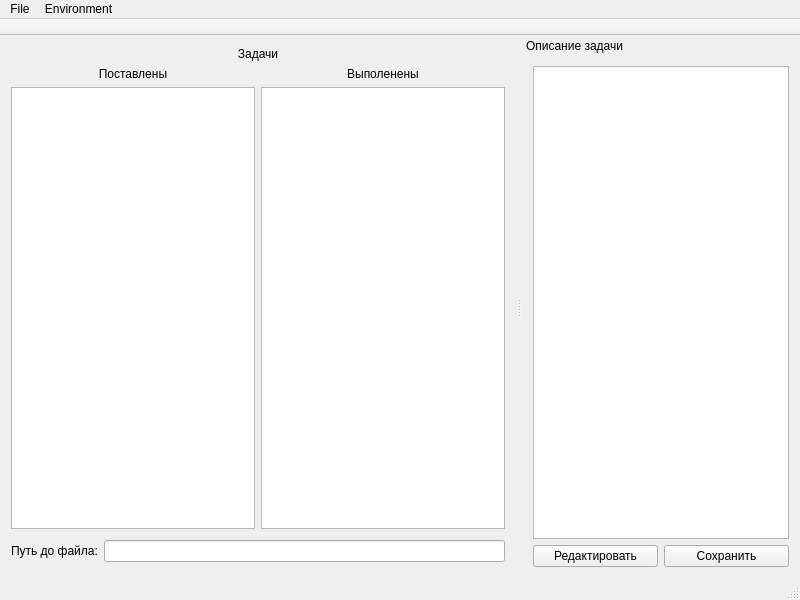
moevm/gui-1h2018-06, file app/LightTaskManager/views/mainwindow.ui: the form before one commit.
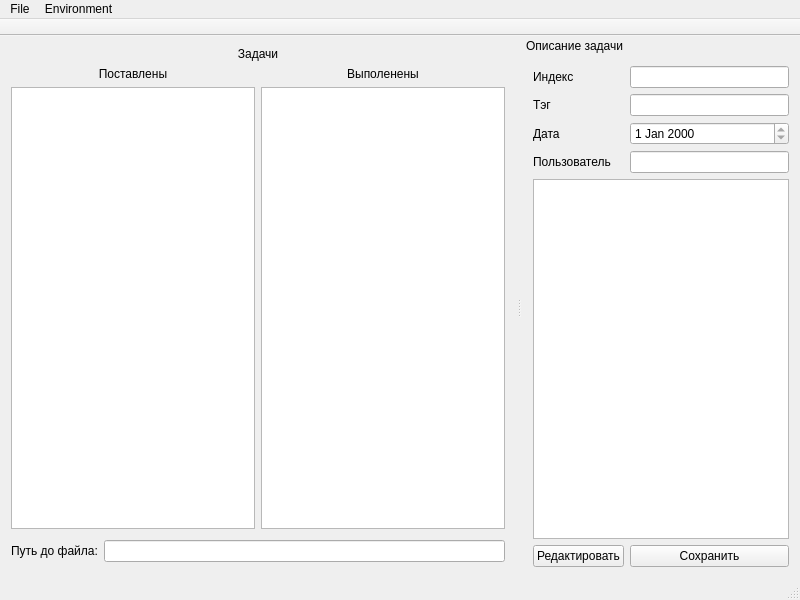
The form after the commit. Icons and pictures are not drawn. Custom widgets are drawn as their Qt base class.

Commit message: Спроектирована форма описания задачи

Diff of the .ui file:
```diff
--- a/app/LightTaskManager/views/mainwindow.ui
+++ b/app/LightTaskManager/views/mainwindow.ui
@@ -234,27 +234,83 @@
    </attribute>
    <widget class="QWidget" name="dockWidgetContents_2">
     <layout class="QGridLayout" name="gridLayout_2">
-     <item row="0" column="0" colspan="2">
+     <item row="4" column="0" colspan="2">
       <widget class="QPlainTextEdit" name="currentTaskPlainTextEdit">
        <property name="readOnly">
         <bool>true</bool>
        </property>
       </widget>
      </item>
-     <item row="1" column="0">
+     <item row="6" column="0">
       <widget class="QPushButton" name="editTaskPushButton">
        <property name="text">
         <string>Редактировать</string>
        </property>
       </widget>
      </item>
-     <item row="1" column="1">
+     <item row="6" column="1">
       <widget class="QPushButton" name="saveTaskPushButton">
        <property name="text">
         <string>Сохранить</string>
        </property>
       </widget>
      </item>
+     <item row="2" column="1">
+      <widget class="QDateEdit" name="dateEdit">
+       <property name="readOnly">
+        <bool>true</bool>
+       </property>
+      </widget>
+     </item>
+     <item row="1" column="1">
+      <widget class="QLineEdit" name="tagLineEdit">
+       <property name="readOnly">
+        <bool>true</bool>
+       </property>
+      </widget>
+     </item>
+     <item row="1" column="0">
+      <widget class="QLabel" name="tagLabel">
+       <property name="text">
+        <string>Тэг</string>
+       </property>
+      </widget>
+     </item>
+     <item row="0" column="0">
+      <widget class="QLabel" name="indexLabel">
+       <property name="text">
+        <string>Индекс</string>
+       </property>
+      </widget>
+     </item>
+     <item row="0" column="1">
+      <widget class="QLineEdit" name="indexLineEdit">
+       <property name="readOnly">
+        <bool>true</bool>
+       </property>
+      </widget>
+     </item>
+     <item row="2" column="0">
+      <widget class="QLabel" name="dateLabel">
+       <property name="text">
+        <string>Дата</string>
+       </property>
+      </widget>
+     </item>
+     <item row="3" column="0">
+      <widget class="QLabel" name="userLabel">
+       <property name="text">
+        <string>Пользователь</string>
+       </property>
+      </widget>
+     </item>
+     <item row="3" column="1">
+      <widget class="QLineEdit" name="userLineEdit">
+       <property name="readOnly">
+        <bool>true</bool>
+       </property>
+      </widget>
+     </item>
     </layout>
    </widget>
   </widget>
```
